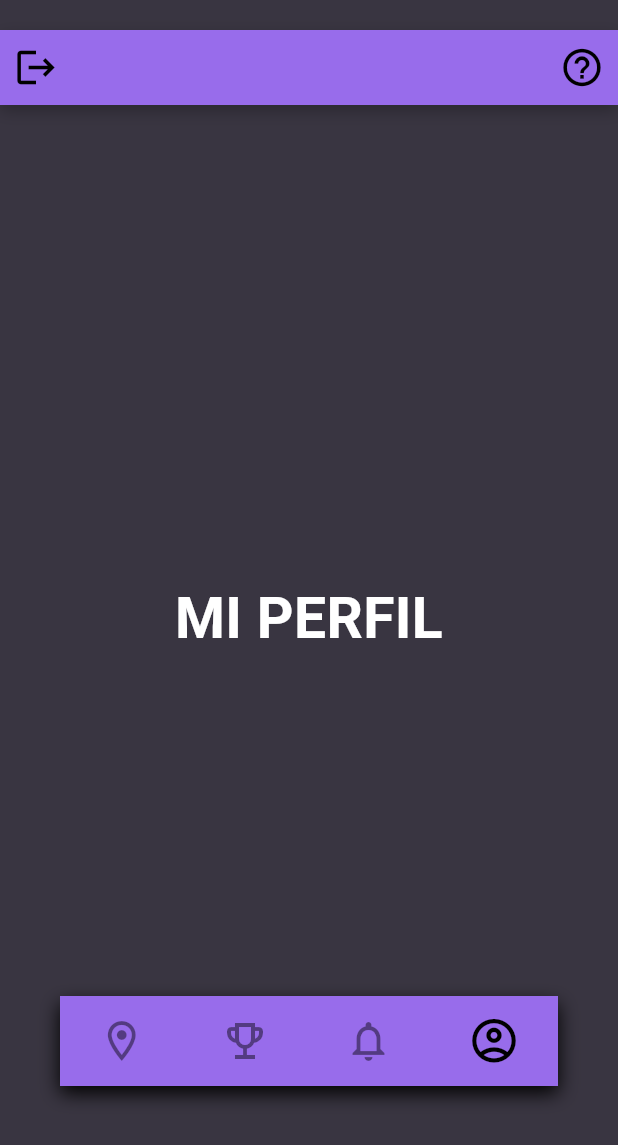
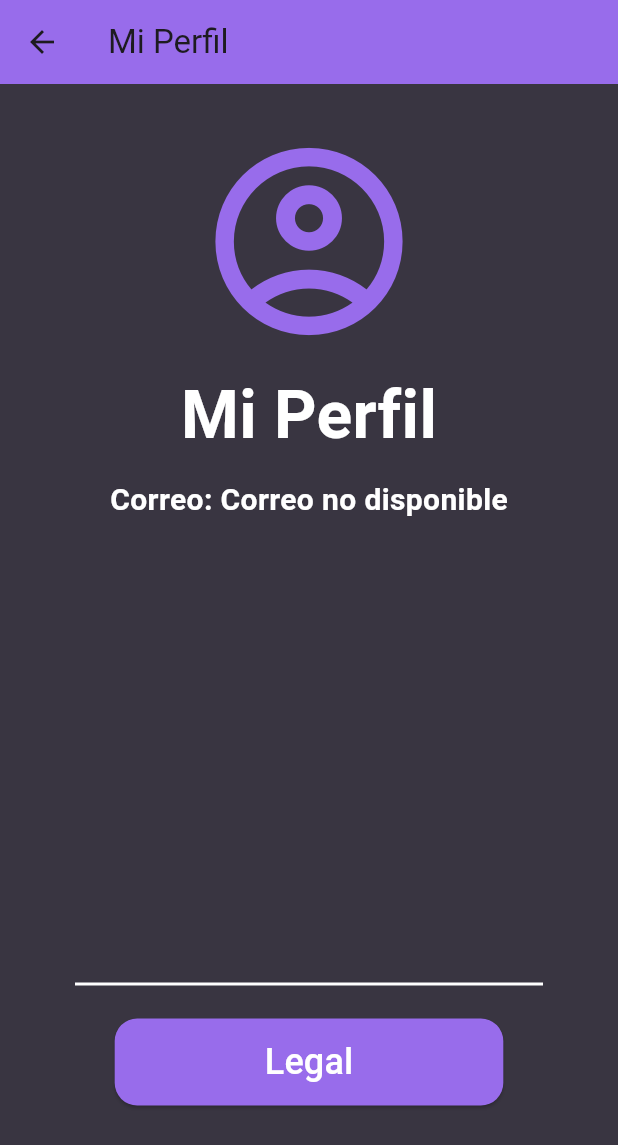
Before and after one commit to brandonAS09/NexusAR, a Flutter app: the MenuScreen screen opened directly, item 4 of the bottom bar chosen, on a phone screen of 412 x 824 dp. Shown: the top 1145 px of the screen. Run offline on Flutter 3.47's test engine with Material 3 defaults, Android fonts, the phone set to English and light mode, and no system bars; our stand-ins replace shared_preferences; accounts and stored records are empty.

Commit message:
Se termino la pantalla de mi perfil y legal

```diff
--- a/lib/screens/inicio_sesion.dart
+++ b/lib/screens/inicio_sesion.dart
@@ -7,6 +7,7 @@ import 'package:nexus_ar/core/app_colors.dart';
 import 'package:nexus_ar/screens/registro.dart';
 import 'package:nexus_ar/screens/menu.dart';
 import 'package:nexus_ar/services/api_service.dart';
+import 'package:shared_preferences/shared_preferences.dart';
 
 class InicioSesion extends StatefulWidget {
   const InicioSesion({super.key});
@@ -93,6 +94,9 @@ class _InicioSesionState extends State<InicioSesion> {
           content: Text('¡Bienvenido, ${resultado['usuario']['nombre']}!'),
         ),
       );
+
+      final prefs = await SharedPreferences.getInstance();
+      await prefs.setString('correo_usuario', resultado['usuario']['correo']);
 
       // 🚀 Navegación exitosa al menú
       Navigator.pushReplacement(
--- a/lib/screens/menu.dart
+++ b/lib/screens/menu.dart
@@ -6,6 +6,7 @@ import 'package:nexus_ar/temp/conten_page.dart';
 import 'package:nexus_ar/screens/help.dart';
 import 'package:nexus_ar/components/logout_dialog.dart';
 import 'package:nexus_ar/screens/inicio_sesion.dart';
+import 'package:nexus_ar/screens/mi_perfil.dart';
 
 class MenuScreen extends StatefulWidget {
   const MenuScreen({super.key});
@@ -18,14 +19,21 @@ class _MenuScreenState extends State<MenuScreen> {
   int _selectedIndex = 0;
   bool _isInitialLoad = true;
 
+  // PÁGINAS ESTATICAS: El orden debe ser: [LOGROS (index 1), NOTIFICACIONES (index 2)]
   final List<Widget> _staticPages = [
-    const Placeholder(),
-    const ContentPage(title: 'LOGROS'),
-    const ContentPage(title: 'NOTIFICACIONES'),
-    const ContentPage(title: 'MI PERFIL'),
+    const ContentPage(title: 'LOGROS'),       // ⬅️ Este es el INDEX 1
+    const ContentPage(title: 'NOTIFICACIONES'),// ⬅️ Este es el INDEX 2
   ];
 
   void _onItemTapped(int index) {
+    if (index == 3) {
+      Navigator.push(
+        context,
+        MaterialPageRoute(builder: (context) => const MiPerfilScreen()),
+      );
+      return;
+    }
+
     setState(() {
       _selectedIndex = index;
       _isInitialLoad = false;
@@ -66,8 +74,8 @@ class _MenuScreenState extends State<MenuScreen> {
         : 'UBICACION';
 
     final List<Widget> pages = [
-      ContentPage(title: page0Title),
-      ..._staticPages.sublist(1),
+      ContentPage(title: page0Title), // 0: UBICACION
+      ..._staticPages, // 1 y 2: LOGROS y NOTIFICACIONES
     ];
 
     return Scaffold(
@@ -75,20 +83,23 @@ class _MenuScreenState extends State<MenuScreen> {
       extendBody: true,
       extendBodyBehindAppBar: true,
 
-      // 1. APP BAR
+      // 1. Barra superior
       appBar: PreferredSize(
         preferredSize: const Size.fromHeight(70.0),
         child: CustomAppBar(
           onHelpPressed: _navigateToHelpScreen,
-          onLogoutPressed: _showLogoutDialog, // logout
+          onLogoutPressed: _showLogoutDialog,
           backButton: false,
         ),
       ),
 
-      // 2. BODY
-      body: IndexedStack(index: _selectedIndex, children: pages),
+      // 2. Contenido
+      body: IndexedStack(
+        index: _selectedIndex,
+        children: pages,
+      ),
 
-      // 3. BOTTOM NAVIGATION BAR
+      // 3. Barra inferior
       bottomNavigationBar: SizedBox(
         height: 160.0,
         child: CustomBottomNavBar(
--- /dev/null
+++ b/lib/screens/mi_perfil.dart
@@ -0,0 +1,92 @@
+import 'package:flutter/material.dart';
+import 'package:shared_preferences/shared_preferences.dart';
+import 'package:nexus_ar/core/app_colors.dart';
+import 'package:nexus_ar/screens/legal.dart';
+
+class MiPerfilScreen extends StatefulWidget {
+  const MiPerfilScreen({super.key});
+
+  @override
+  State<MiPerfilScreen> createState() => _MiPerfilScreenState();
+}
+
+class _MiPerfilScreenState extends State<MiPerfilScreen> {
+  String? _correoUsuario;
+
+  @override
+  void initState() {
+    super.initState();
+    _cargarCorreo();
+  }
+
+  Future<void> _cargarCorreo() async {
+    final prefs = await SharedPreferences.getInstance();
+    setState(() {
+      _correoUsuario = prefs.getString('correo_usuario') ?? 'Correo no disponible';
+    });
+  }
+
+  void _navigateToLegal(BuildContext context) {
+    Navigator.push(
+      context,
+      MaterialPageRoute(builder: (context) => const LegalScreen()),
+    );
+  }
+
+  @override
+  Widget build(BuildContext context) {
+    return Scaffold(
+      backgroundColor: AppColors.backgroundColor,
+      appBar: AppBar(
+        backgroundColor: AppColors.botonInicioSesion,
+        title: const Text('Mi Perfil'),
+        leading: IconButton(
+          icon: const Icon(Icons.arrow_back),
+          onPressed: () => Navigator.pop(context),
+        ),
+      ),
+      body: Center(
+        child: Column(
+          mainAxisAlignment: MainAxisAlignment.start,
+          children: [
+            const SizedBox(height: 30),
+            const Icon(Icons.account_circle_outlined,
+                size: 150, color: AppColors.botonInicioSesion),
+            const SizedBox(height: 10),
+            const Text(
+              'Mi Perfil',
+              style: TextStyle(
+                  fontSize: 44, fontWeight: FontWeight.bold, color: Colors.white),
+            ),
+            const SizedBox(height: 10),
+            Text(
+              'Correo: ${_correoUsuario ?? "Cargando..."}',
+              style: const TextStyle(
+                  fontSize: 20, fontWeight: FontWeight.bold, color: Colors.white),
+            ),
+            const SizedBox(height: 300),
+            const Divider(
+              color: Colors.white,
+              thickness: 2,
+              indent: 50,
+              endIndent: 50,
+            ),
+            const SizedBox(height: 15),
+            ElevatedButton(
+              style: ElevatedButton.styleFrom(
+                backgroundColor: AppColors.botonInicioSesion,
+                padding:
+                    const EdgeInsets.symmetric(horizontal: 100, vertical: 12),
+                shape: RoundedRectangleBorder(
+                    borderRadius: BorderRadius.circular(15)),
+              ),
+              onPressed: () => _navigateToLegal(context),
+              child: const Text('Legal',
+                  style: TextStyle(fontSize: 24, color: Colors.white)),
+            ),
+          ],
+        ),
+      ),
+    );
+  }
+}
--- a/pubspec.yaml
+++ b/pubspec.yaml
@@ -30,6 +30,7 @@ environment:
 dependencies:
   flutter:
     sdk: flutter
+  shared_preferences: ^2.3.2
 
   # The following adds the Cupertino Icons font to your application.
   # Use with the CupertinoIcons class for iOS style icons.
```
Also changed, not shown: lib/screens/legal.dart (added, +31 -0 lines), pubspec.lock, 1 other file.
